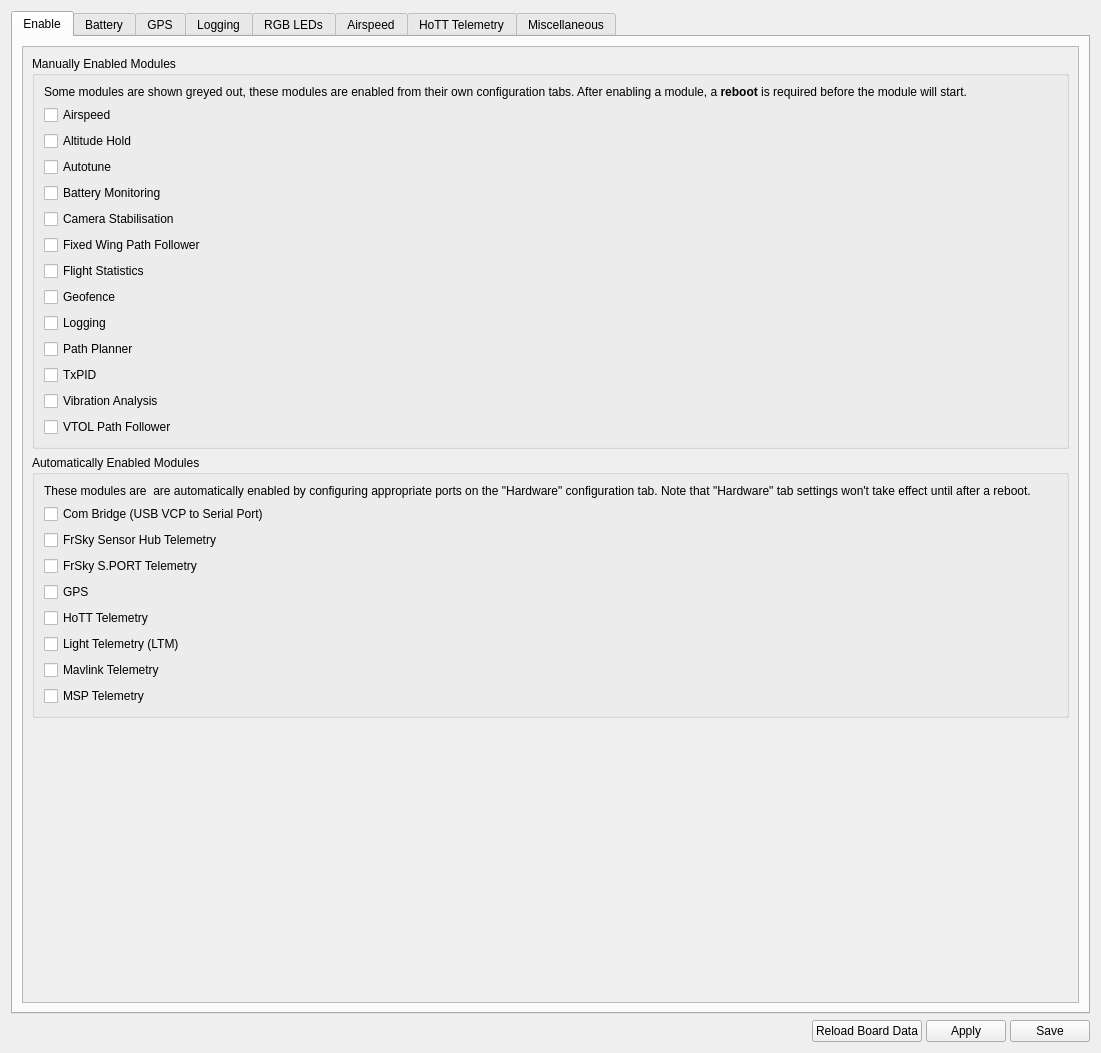
d-ronin/dRonin, file ground/gcs/src/plugins/config/modules.ui: the form before one commit.
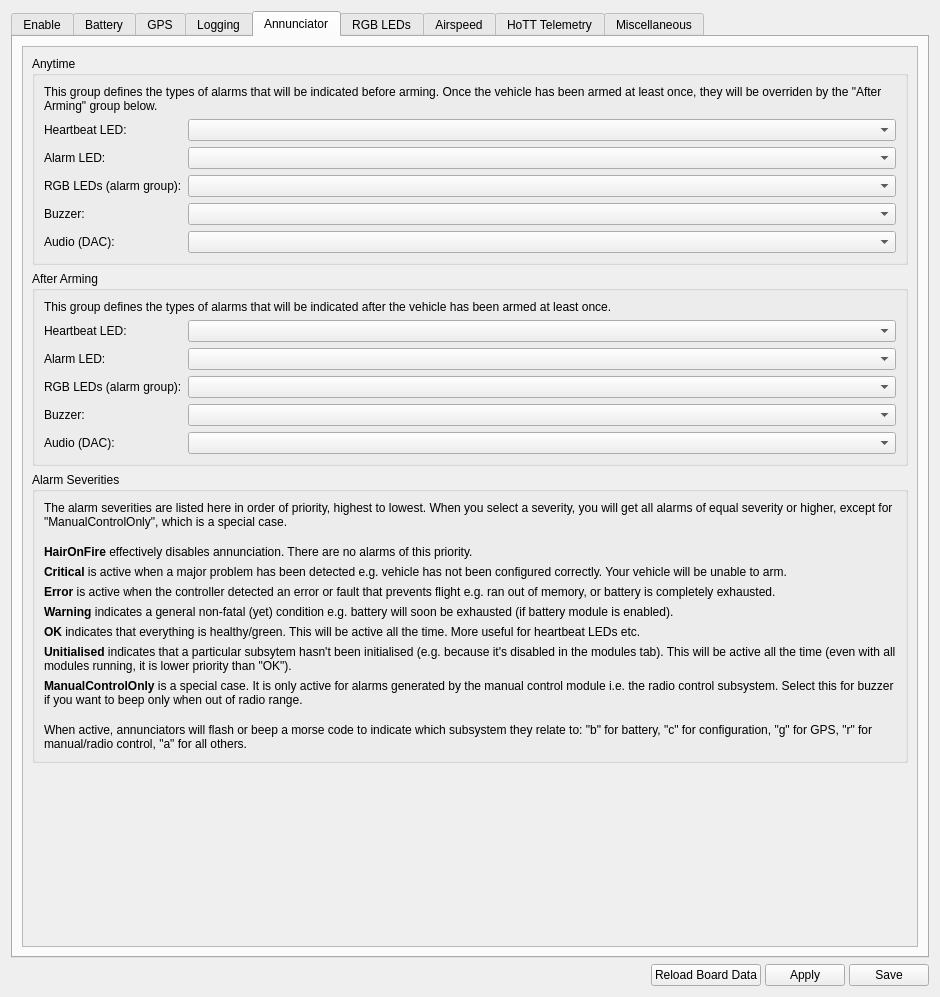
The form after the commit. The open tabs and pages were chosen to show the change. Icons and pictures are not drawn. Custom widgets are drawn as their Qt base class.

Commit message: GCS:Config: Add Annunciator config tab

Patch:
```diff
--- a/ground/gcs/src/plugins/config/modules.ui
+++ b/ground/gcs/src/plugins/config/modules.ui
@@ -6,8 +6,8 @@
    <rect>
     <x>0</x>
     <y>0</y>
-    <width>1101</width>
-    <height>1053</height>
+    <width>940</width>
+    <height>997</height>
    </rect>
   </property>
   <property name="windowTitle">
@@ -43,8 +43,8 @@
            <rect>
             <x>0</x>
             <y>0</y>
-            <width>1059</width>
-            <height>889</height>
+            <width>898</width>
+            <height>895</height>
            </rect>
           </property>
           <layout class="QVBoxLayout" name="verticalLayout_15">
@@ -1420,6 +1420,394 @@
        </item>
       </layout>
      </widget>
+     <widget class="QWidget" name="tabAnnunc">
+      <attribute name="title">
+       <string>Annunciator</string>
+      </attribute>
+      <layout class="QVBoxLayout" name="verticalLayout_13">
+       <item>
+        <widget class="QScrollArea" name="scrollArea_6">
+         <property name="widgetResizable">
+          <bool>true</bool>
+         </property>
+         <widget class="QWidget" name="scrollAreaWidgetContents_6">
+          <property name="geometry">
+           <rect>
+            <x>0</x>
+            <y>0</y>
+            <width>884</width>
+            <height>1572</height>
+           </rect>
+          </property>
+          <layout class="QVBoxLayout" name="verticalLayout_18">
+           <item>
+            <widget class="QGroupBox" name="grpAnytime">
+             <property name="title">
+              <string>Anytime</string>
+             </property>
+             <layout class="QFormLayout" name="formLayout_9">
+              <item row="1" column="0">
+               <widget class="QLabel" name="lblHeartbeatAnytime">
+                <property name="text">
+                 <string>Heartbeat LED:</string>
+                </property>
+               </widget>
+              </item>
+              <item row="1" column="1">
+               <widget class="QComboBox" name="cbxHeartbeatAnytime">
+                <property name="objrelation" stdset="0">
+                 <stringlist notr="true">
+                  <string>objname:AnnunciatorSettings</string>
+                  <string>fieldname:AnnunciateAnytime</string>
+                  <string>element:LED_Heartbeat</string>
+                 </stringlist>
+                </property>
+               </widget>
+              </item>
+              <item row="2" column="0">
+               <widget class="QLabel" name="lblAlarmAnytime">
+                <property name="text">
+                 <string>Alarm LED:</string>
+                </property>
+               </widget>
+              </item>
+              <item row="2" column="1">
+               <widget class="QComboBox" name="cbxAlarmAnytime">
+                <property name="objrelation" stdset="0">
+                 <stringlist notr="true">
+                  <string>objname:AnnunciatorSettings</string>
+                  <string>fieldname:AnnunciateAnytime</string>
+                  <string>element:LED_Alarm</string>
+                 </stringlist>
+                </property>
+               </widget>
+              </item>
+              <item row="3" column="0">
+               <widget class="QLabel" name="lblRgbAnytime">
+                <property name="text">
+                 <string>RGB LEDs (alarm group):</string>
+                </property>
+               </widget>
+              </item>
+              <item row="4" column="0">
+               <widget class="QLabel" name="lblBuzzerAnytime">
+                <property name="text">
+                 <string>Buzzer:</string>
+                </property>
+               </widget>
+              </item>
+              <item row="5" column="0">
+               <widget class="QLabel" name="lblDacAnytime">
+                <property name="text">
+                 <string>Audio (DAC):</string>
+                </property>
+               </widget>
+              </item>
+              <item row="3" column="1">
+               <widget class="QComboBox" name="cbxRgbAnytime">
+                <property name="objrelation" stdset="0">
+                 <stringlist notr="true">
+                  <string>objname:AnnunciatorSettings</string>
+                  <string>fieldname:AnnunciateAnytime</string>
+                  <string>element:RGB_LEDs</string>
+                 </stringlist>
+                </property>
+               </widget>
+              </item>
+              <item row="4" column="1">
+               <widget class="QComboBox" name="cbxBuzzerAnytime">
+                <property name="objrelation" stdset="0">
+                 <stringlist notr="true">
+                  <string>objname:AnnunciatorSettings</string>
+                  <string>fieldname:AnnunciateAnytime</string>
+                  <string>element:Buzzer</string>
+                 </stringlist>
+                </property>
+               </widget>
+              </item>
+              <item row="5" column="1">
+               <widget class="QComboBox" name="cbxDacAnytime">
+                <property name="objrelation" stdset="0">
+                 <stringlist notr="true">
+                  <string>objname:AnnunciatorSettings</string>
+                  <string>fieldname:AnnunciateAnytime</string>
+                  <string>element:DAC</string>
+                 </stringlist>
+                </property>
+               </widget>
+              </item>
+              <item row="0" column="0" colspan="2">
+               <widget class="QLabel" name="label_29">
+                <property name="text">
+                 <string>&lt;html&gt;&lt;head/&gt;&lt;body&gt;&lt;p&gt;This group defines the types of alarms that will be indicated before arming. Once the vehicle has been armed at least once, they will be overriden by the &amp;quot;After Arming&amp;quot; group below.&lt;/p&gt;&lt;/body&gt;&lt;/html&gt;</string>
+                </property>
+                <property name="wordWrap">
+                 <bool>true</bool>
+                </property>
+               </widget>
+              </item>
+             </layout>
+            </widget>
+           </item>
+           <item>
+            <widget class="QGroupBox" name="grpArmed">
+             <property name="title">
+              <string>After Arming</string>
+             </property>
+             <layout class="QFormLayout" name="layout_10">
+              <item row="1" column="0">
+               <widget class="QLabel" name="lblHeartbeatArmed">
+                <property name="text">
+                 <string>Heartbeat LED:</string>
+                </property>
+               </widget>
+              </item>
+              <item row="1" column="1">
+               <widget class="QComboBox" name="cbxHeartbeatArmed">
+                <property name="objrelation" stdset="0">
+                 <stringlist notr="true">
+                  <string>objname:AnnunciatorSettings</string>
+                  <string>fieldname:AnnunciateAfterArming</string>
+                  <string>element:LED_Heartbeat</string>
+                 </stringlist>
+                </property>
+               </widget>
+              </item>
+              <item row="2" column="0">
+               <widget class="QLabel" name="lblAlarmArmed">
+                <property name="text">
+                 <string>Alarm LED:</string>
+                </property>
+               </widget>
+              </item>
+              <item row="2" column="1">
+               <widget class="QComboBox" name="cbxAlarmArmed">
+                <property name="objrelation" stdset="0">
+                 <stringlist notr="true">
+                  <string>objname:AnnunciatorSettings</string>
+                  <string>fieldname:AnnunciateAfterArming</string>
+                  <string>element:LED_Alarm</string>
+                 </stringlist>
+                </property>
+               </widget>
+              </item>
+              <item row="3" column="0">
+               <widget class="QLabel" name="lblRgbArmed">
+                <property name="text">
+                 <string>RGB LEDs (alarm group):</string>
+                </property>
+               </widget>
+              </item>
+              <item row="4" column="0">
+               <widget class="QLabel" name="lblBuzzerArmed">
+                <property name="text">
+                 <string>Buzzer:</string>
+                </property>
+               </widget>
+              </item>
+              <item row="5" column="0">
+               <widget class="QLabel" name="lblDacArmed">
+                <property name="text">
+                 <string>Audio (DAC):</string>
+                </property>
+               </widget>
+              </item>
+              <item row="3" column="1">
+               <widget class="QComboBox" name="cbxRgbArmed">
+                <property name="objrelation" stdset="0">
+                 <stringlist notr="true">
+                  <string>objname:AnnunciatorSettings</string>
+                  <string>fieldname:AnnunciateAfterArming</string>
+                  <string>element:RGB_LEDs</string>
+                 </stringlist>
+                </property>
+               </widget>
+              </item>
+              <item row="4" column="1">
+               <widget class="QComboBox" name="cbxBuzzerArmed">
+                <property name="objrelation" stdset="0">
+                 <stringlist notr="true">
+                  <string>objname:AnnunciatorSettings</string>
+                  <string>fieldname:AnnunciateAfterArming</string>
+                  <string>element:Buzzer</string>
+                 </stringlist>
+                </property>
+               </widget>
+              </item>
+              <item row="5" column="1">
+               <widget class="QComboBox" name="cbxDacArmed">
+                <property name="objrelation" stdset="0">
+                 <stringlist notr="true">
+                  <string>objname:AnnunciatorSettings</string>
+                  <string>fieldname:AnnunciateAfterArming</string>
+                  <string>element:DAC</string>
+                 </stringlist>
+                </property>
+               </widget>
+              </item>
+              <item row="0" column="0" colspan="2">
+               <widget class="QLabel" name="label_30">
+                <property name="text">
+                 <string>This group defines the types of alarms that will be indicated after the vehicle has been armed at least once.</string>
+                </property>
+                <property name="wordWrap">
+                 <bool>true</bool>
+                </property>
+               </widget>
+              </item>
+             </layout>
+            </widget>
+           </item>
+           <item>
+            <widget class="QGroupBox" name="groupBox_3">
+             <property name="title">
+              <string>Alarm Severities</string>
+             </property>
+             <layout class="QVBoxLayout" name="verticalLayout_22">
+              <item>
+               <widget class="QLabel" name="label_38">
+                <property name="text">
+                 <string>The alarm severities are listed here in order of priority, highest to lowest. When you select a severity, you will get all alarms of equal severity or higher, except for &quot;ManualControlOnly&quot;, which is a special case.</string>
+                </property>
+                <property name="wordWrap">
+                 <bool>true</bool>
+                </property>
+               </widget>
+              </item>
+              <item>
+               <spacer name="verticalSpacer_10">
+                <property name="orientation">
+                 <enum>Qt::Vertical</enum>
+                </property>
+                <property name="sizeType">
+                 <enum>QSizePolicy::Fixed</enum>
+                </property>
+                <property name="sizeHint" stdset="0">
+                 <size>
+                  <width>20</width>
+                  <height>10</height>
+                 </size>
+                </property>
+               </spacer>
+              </item>
+              <item>
+               <widget class="QLabel" name="label_39">
+                <property name="text">
+                 <string>&lt;html&gt;&lt;head/&gt;&lt;body&gt;&lt;p&gt;&lt;span style=&quot; font-weight:600;&quot;&gt;HairOnFire &lt;/span&gt;effectively disables annunciation. There are no alarms of this priority.&lt;/p&gt;&lt;/body&gt;&lt;/html&gt;</string>
+                </property>
+                <property name="wordWrap">
+                 <bool>true</bool>
+                </property>
+               </widget>
+              </item>
+              <item>
+               <widget class="QLabel" name="label_40">
+                <property name="text">
+                 <string>&lt;html&gt;&lt;head/&gt;&lt;body&gt;&lt;p&gt;&lt;span style=&quot; font-weight:600;&quot;&gt;Critical&lt;/span&gt; is active when a major problem has been detected e.g. vehicle has not been configured correctly. Your vehicle will be unable to arm.&lt;/p&gt;&lt;/body&gt;&lt;/html&gt;</string>
+                </property>
+                <property name="wordWrap">
+                 <bool>true</bool>
+                </property>
+               </widget>
+              </item>
+              <item>
+               <widget class="QLabel" name="label_41">
+                <property name="text">
+                 <string>&lt;html&gt;&lt;head/&gt;&lt;body&gt;&lt;p&gt;&lt;span style=&quot; font-weight:600;&quot;&gt;Error&lt;/span&gt; is active when the controller detected an error or fault that prevents flight e.g. ran out of memory, or battery is completely exhausted.&lt;/p&gt;&lt;/body&gt;&lt;/html&gt;</string>
+                </property>
+                <property name="wordWrap">
+                 <bool>true</bool>
+                </property>
+               </widget>
+              </item>
+              <item>
+               <widget class="QLabel" name="label_42">
+                <property name="text">
+                 <string>&lt;html&gt;&lt;head/&gt;&lt;body&gt;&lt;p&gt;&lt;span style=&quot; font-weight:600;&quot;&gt;Warning&lt;/span&gt; indicates a general non-fatal (yet) condition e.g. battery will soon be exhausted (if battery module is enabled).&lt;/p&gt;&lt;/body&gt;&lt;/html&gt;</string>
+                </property>
+                <property name="wordWrap">
+                 <bool>true</bool>
+                </property>
+               </widget>
+              </item>
+              <item>
+               <widget class="QLabel" name="label_43">
+                <property name="text">
+                 <string>&lt;html&gt;&lt;head/&gt;&lt;body&gt;&lt;p&gt;&lt;span style=&quot; font-weight:600;&quot;&gt;OK&lt;/span&gt; indicates that everything is healthy/green. This will be active all the time. More useful for heartbeat LEDs etc.&lt;/p&gt;&lt;/body&gt;&lt;/html&gt;</string>
+                </property>
+                <property name="wordWrap">
+                 <bool>true</bool>
+                </property>
+               </widget>
+              </item>
+              <item>
+               <widget class="QLabel" name="label_34">
+                <property name="text">
+                 <string>&lt;html&gt;&lt;head/&gt;&lt;body&gt;&lt;p&gt;&lt;span style=&quot; font-weight:600;&quot;&gt;Unitialised&lt;/span&gt; indicates that a particular subsytem hasn't been initialised (e.g. because it's disabled in the modules tab). This will be active all the time (even with all modules running, it is lower priority than &amp;quot;OK&amp;quot;).&lt;/p&gt;&lt;/body&gt;&lt;/html&gt;</string>
+                </property>
+                <property name="wordWrap">
+                 <bool>true</bool>
+                </property>
+               </widget>
+              </item>
+              <item>
+               <widget class="QLabel" name="label_44">
+                <property name="text">
+                 <string>&lt;html&gt;&lt;head/&gt;&lt;body&gt;&lt;p&gt;&lt;span style=&quot; font-weight:600;&quot;&gt;ManualControlOnly&lt;/span&gt; is a special case. It is only active for alarms generated by the manual control module i.e. the radio control subsystem. Select this for buzzer if you want to beep only when out of radio range.&lt;/p&gt;&lt;/body&gt;&lt;/html&gt;</string>
+                </property>
+                <property name="wordWrap">
+                 <bool>true</bool>
+                </property>
+               </widget>
+              </item>
+              <item>
+               <spacer name="verticalSpacer_11">
+                <property name="orientation">
+                 <enum>Qt::Vertical</enum>
+                </property>
+                <property name="sizeType">
+                 <enum>QSizePolicy::Fixed</enum>
+                </property>
+                <property name="sizeHint" stdset="0">
+                 <size>
+                  <width>20</width>
+                  <height>10</height>
+                 </size>
+                </property>
+               </spacer>
+              </item>
+              <item>
+               <widget class="QLabel" name="label_45">
+                <property name="text">
+                 <string>&lt;html&gt;&lt;head/&gt;&lt;body&gt;&lt;p&gt;When active, annunciators will flash or beep a morse code to indicate which subsystem they relate to: &amp;quot;b&amp;quot; for battery, &amp;quot;c&amp;quot; for configuration, &amp;quot;g&amp;quot; for GPS, &amp;quot;r&amp;quot; for manual/radio control, &amp;quot;a&amp;quot; for all others.&lt;/p&gt;&lt;/body&gt;&lt;/html&gt;</string>
+                </property>
+                <property name="wordWrap">
+                 <bool>true</bool>
+                </property>
+               </widget>
+              </item>
+             </layout>
+            </widget>
+           </item>
+           <item>
+            <spacer name="verticalSpacer_7">
+             <property name="orientation">
+              <enum>Qt::Vertical</enum>
+             </property>
+             <property name="sizeHint" stdset="0">
+              <size>
+               <width>20</width>
+               <height>0</height>
+              </size>
+             </property>
+            </spacer>
+           </item>
+          </layout>
+         </widget>
+        </widget>
+       </item>
+      </layout>
+     </widget>
      <widget class="QWidget" name="tabLED">
       <attribute name="title">
        <string>RGB LEDs</string>
```
Left out of the diff: 28 changed lines with no effect on the pictures. The commit also changes 31 other files.
